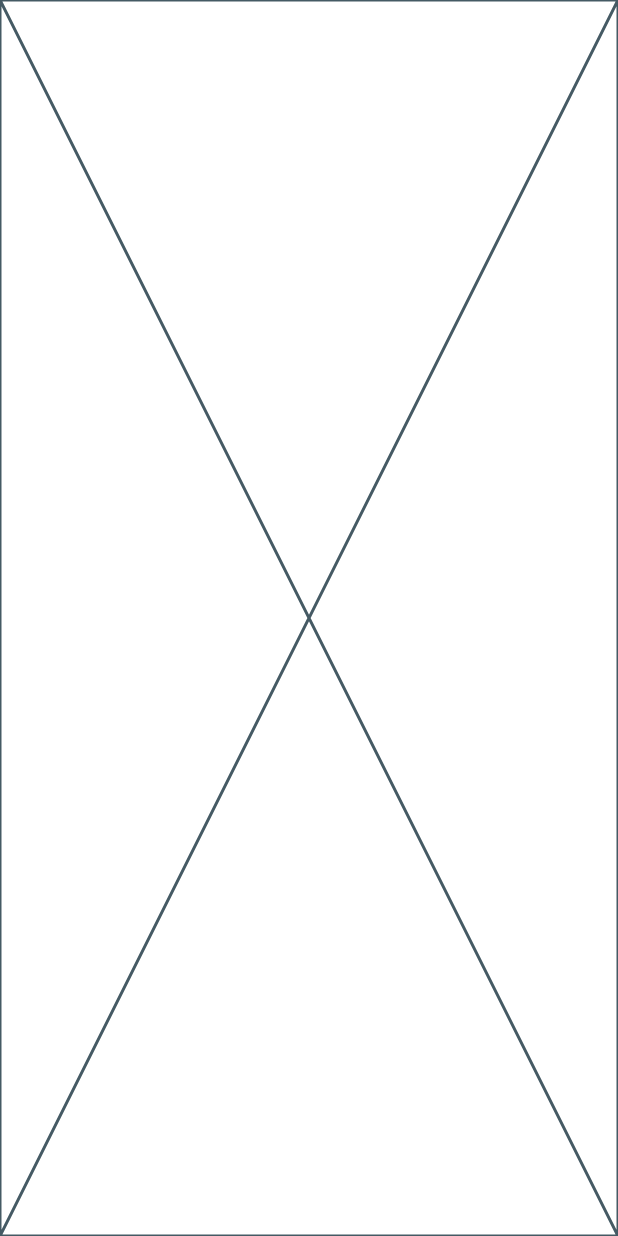
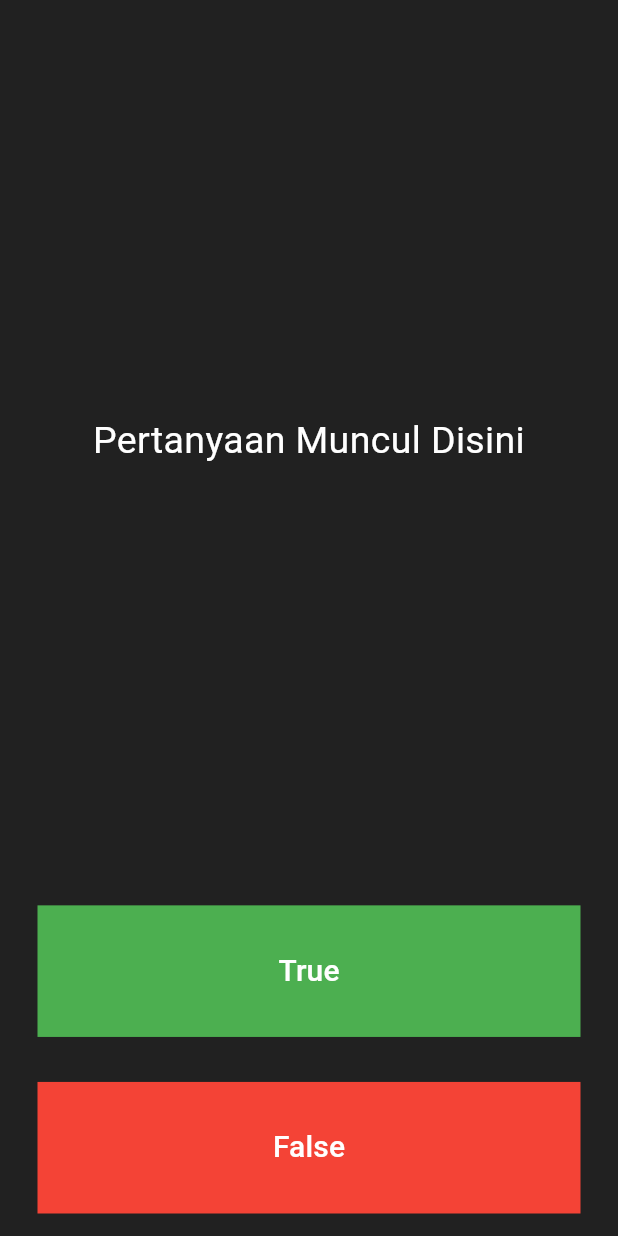
Before and after one commit to Haldiant/quizzler_flutter, a Flutter app: the screen it shows after launch, on a phone screen of 412 x 824 dp. Run offline on Flutter 3.47's test engine with Material 3 defaults, Android fonts, the phone set to English and light mode, and no system bars.

Commit message:
done making UI

```diff
--- a/lib/main.dart
+++ b/lib/main.dart
@@ -9,6 +9,86 @@ class QuizzlerApp extends StatelessWidget {
 
   @override
   Widget build(BuildContext context) {
-    return const Placeholder();
+    return MaterialApp(
+      home: Scaffold(
+        backgroundColor: Colors.grey.shade900,
+        body: const SafeArea(
+          child: Padding(
+            padding: EdgeInsets.symmetric(horizontal: 10.0),
+            child: QuizPage(),
+          ),
+        ),
+      ),
+    );
   }
 }
+
+class QuizPage extends StatefulWidget {
+  const QuizPage({super.key});
+
+  @override
+  State<QuizPage> createState() => _QuizPageState();
+}
+
+class _QuizPageState extends State<QuizPage> {
+  @override
+  Widget build(BuildContext context) {
+    return Center(
+      child: Column(
+        mainAxisAlignment: MainAxisAlignment.spaceBetween,
+        crossAxisAlignment: CrossAxisAlignment.stretch,
+        children: [
+          const Expanded(
+            flex: 5,
+            child: Padding(
+              padding: EdgeInsets.all(10.0),
+              child: Center(
+                child: Text(
+                  'Pertanyaan Muncul Disini',
+                  textAlign: TextAlign.center,
+                  style: TextStyle(color: Colors.white, fontSize: 25.0),
+                ),
+              ),
+            ),
+          ),
+          Expanded(
+            child: Padding(
+              padding: const EdgeInsets.all(15.0),
+              child: TextButton(
+                onPressed: null,
+                style: TextButton.styleFrom(
+                  backgroundColor: Colors.green,
+                  shape: const RoundedRectangleBorder(
+                    borderRadius: BorderRadius.all(Radius.zero),
+                  ),
+                ),
+                child: const Text(
+                  'True',
+                  style: TextStyle(color: Colors.white, fontSize: 20.0),
+                ),
+              ),
+            ),
+          ),
+          Expanded(
+            child: Padding(
+              padding: const EdgeInsets.all(15.0),
+              child: TextButton(
+                onPressed: null,
+                style: TextButton.styleFrom(
+                  backgroundColor: Colors.red,
+                  shape: const RoundedRectangleBorder(
+                    borderRadius: BorderRadius.all(Radius.zero),
+                  ),
+                ),
+                child: const Text(
+                  'False',
+                  style: TextStyle(color: Colors.white, fontSize: 20.0),
+                ),
+              ),
+            ),
+          )
+        ],
+      ),
+    );
+  }
+}
```
Also changed, not shown: 1 other file.
